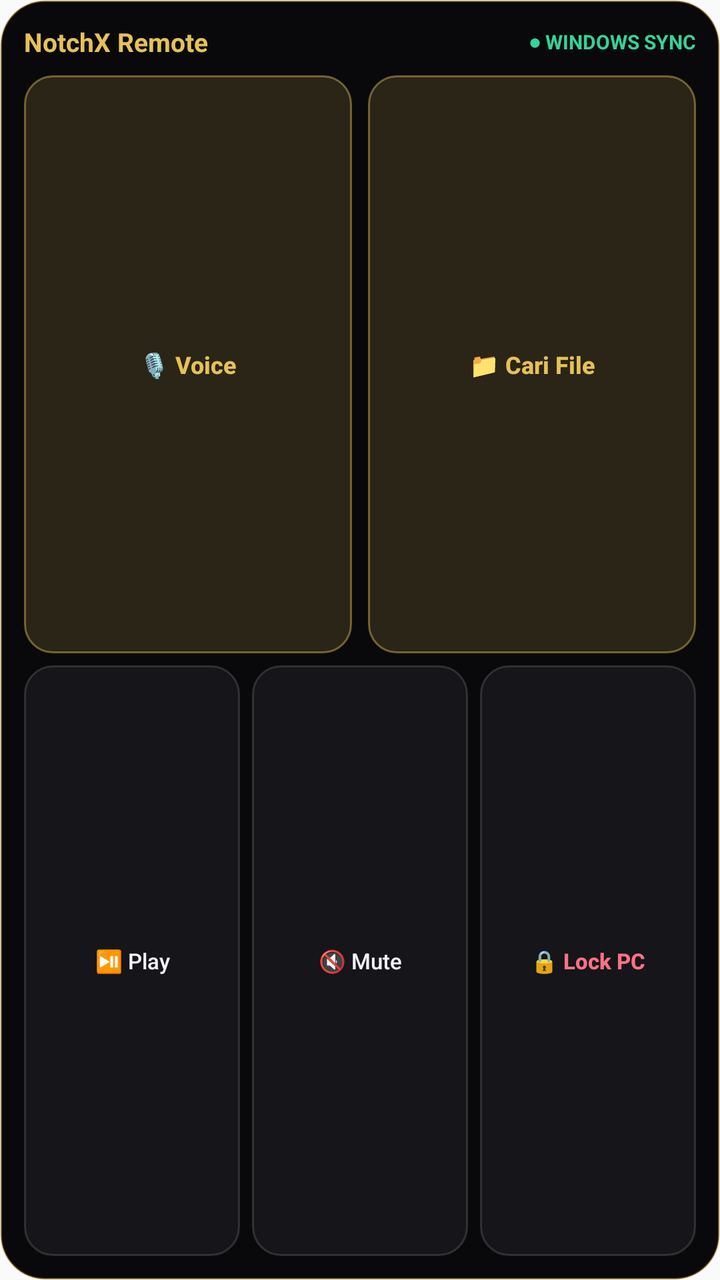
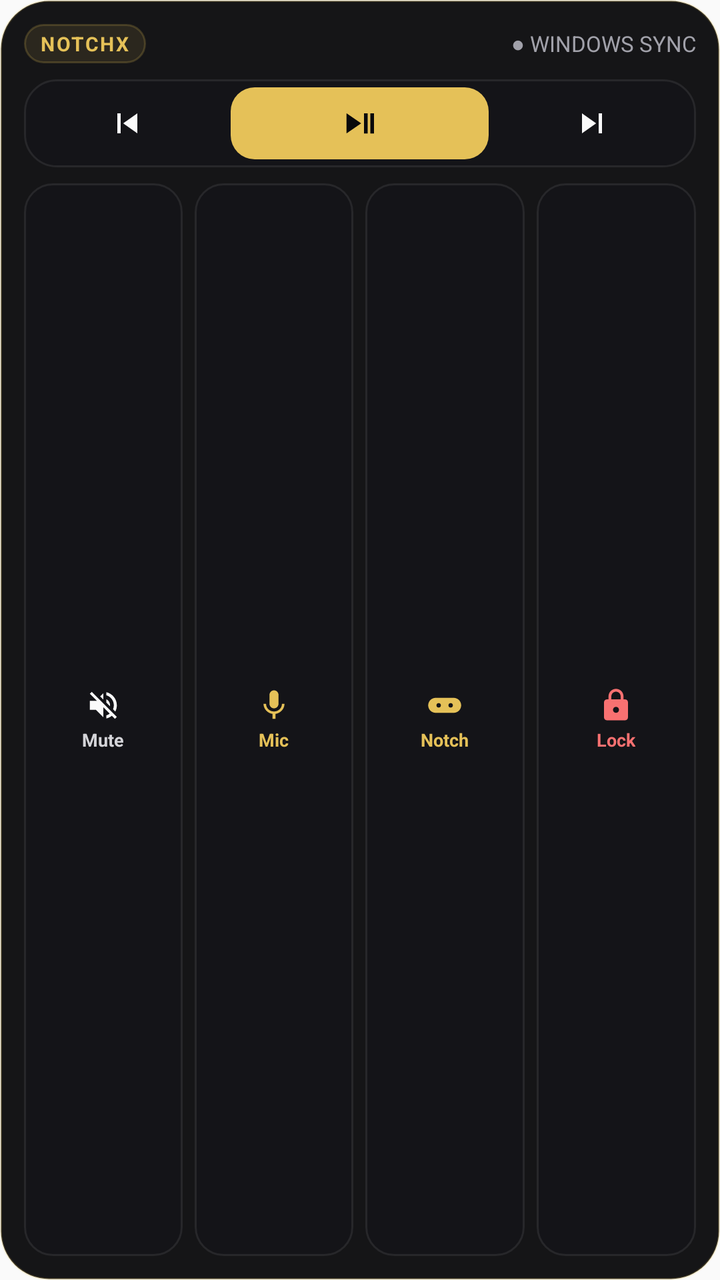

Screens rendered from an Android XML layout before and after an edit, with the pre-edit source and the edit as a unified diff.
<!-- AndroidManifest.xml: application theme AppTheme -->
<!-- res/layout/notchx_widget.xml -->
<?xml version="1.0" encoding="utf-8"?>
<LinearLayout xmlns:android="http://schemas.android.com/apk/res/android"
    android:id="@+id/widget_root"
    android:layout_width="match_parent"
    android:layout_height="match_parent"
    android:background="@drawable/notchx_widget_bg"
    android:orientation="vertical"
    android:padding="12dp">

    
    <LinearLayout
        android:layout_width="match_parent"
        android:layout_height="wrap_content"
        android:gravity="center_vertical"
        android:orientation="horizontal"
        android:paddingBottom="8dp">

        <TextView
            android:id="@+id/widget_title"
            android:layout_width="0dp"
            android:layout_height="wrap_content"
            android:layout_weight="1"
            android:text="NotchX Remote"
            android:textColor="#E5C158"
            android:textSize="13sp"
            android:textStyle="bold" />

        <TextView
            android:id="@+id/widget_status_badge"
            android:layout_width="wrap_content"
            android:layout_height="wrap_content"
            android:text="● WINDOWS SYNC"
            android:textColor="#34D399"
            android:textSize="10sp"
            android:textStyle="bold" />
    </LinearLayout>

    
    <LinearLayout
        android:layout_width="match_parent"
        android:layout_height="0dp"
        android:layout_weight="1"
        android:orientation="horizontal"
        android:paddingBottom="6dp">

        <Button
            android:id="@+id/btn_widget_voice"
            android:layout_width="0dp"
            android:layout_height="match_parent"
            android:layout_marginEnd="4dp"
            android:layout_weight="1"
            android:background="@drawable/notchx_widget_gold_btn_bg"
            android:text="🎙️ Voice"
            android:textAllCaps="false"
            android:textColor="#E5C158"
            android:textSize="12sp"
            android:textStyle="bold" />

        <Button
            android:id="@+id/btn_widget_files"
            android:layout_width="0dp"
            android:layout_height="match_parent"
            android:layout_marginStart="4dp"
            android:layout_weight="1"
            android:background="@drawable/notchx_widget_gold_btn_bg"
            android:text="📁 Cari File"
            android:textAllCaps="false"
            android:textColor="#E5C158"
            android:textSize="12sp"
            android:textStyle="bold" />
    </LinearLayout>

    
    <LinearLayout
        android:layout_width="match_parent"
        android:layout_height="0dp"
        android:layout_weight="1"
        android:orientation="horizontal">

        <Button
            android:id="@+id/btn_widget_play_pause"
            android:layout_width="0dp"
            android:layout_height="match_parent"
            android:layout_marginEnd="4dp"
            android:layout_weight="1"
            android:background="@drawable/notchx_widget_btn_bg"
            android:text="⏯️ Play"
            android:textAllCaps="false"
            android:textColor="#F4F4F5"
            android:textSize="11sp" />

        <Button
            android:id="@+id/btn_widget_mute"
            android:layout_width="0dp"
            android:layout_height="match_parent"
            android:layout_marginStart="2dp"
            android:layout_marginEnd="2dp"
            android:layout_weight="1"
            android:background="@drawable/notchx_widget_btn_bg"
            android:text="🔇 Mute"
            android:textAllCaps="false"
            android:textColor="#F4F4F5"
            android:textSize="11sp" />

        <Button
            android:id="@+id/btn_widget_lock"
            android:layout_width="0dp"
            android:layout_height="match_parent"
            android:layout_marginStart="4dp"
            android:layout_weight="1"
            android:background="@drawable/notchx_widget_btn_bg"
            android:text="🔒 Lock PC"
            android:textAllCaps="false"
            android:textColor="#FB7185"
            android:textSize="11sp"
            android:textStyle="bold" />
    </LinearLayout>

</LinearLayout>
<!-- resources referenced by this layout -->
<resources>
  <!-- drawable notchx_widget_bg (drawable) -->
  <?xml version="1.0" encoding="utf-8"?>
  <shape xmlns:android="http://schemas.android.com/apk/res/android"
      android:shape="rectangle">
      <solid android:color="#09090B" />
      <corners android:radius="22dp" />
      <stroke
          android:width="1dp"
          android:color="#59E5C158" />
  </shape>
  <!-- drawable notchx_widget_btn_bg (drawable) -->
  <?xml version="1.0" encoding="utf-8"?>
  <shape xmlns:android="http://schemas.android.com/apk/res/android"
      android:shape="rectangle">
      <solid android:color="#15151A" />
      <corners android:radius="14dp" />
      <stroke
          android:width="1dp"
          android:color="#24FFFFFF" />
  </shape>
  <!-- drawable notchx_widget_gold_btn_bg (drawable) -->
  <?xml version="1.0" encoding="utf-8"?>
  <shape xmlns:android="http://schemas.android.com/apk/res/android"
      android:shape="rectangle">
      <solid android:color="#26E5C158" />
      <corners android:radius="14dp" />
      <stroke
          android:width="1dp"
          android:color="#73E5C158" />
  </shape>
  <!-- unchanged entries left out for length: 1 -->
</resources>

<!-- the commit's change to res/layout/notchx_widget.xml (unified diff, before → after) -->
@@ -3,12 +3,13 @@
     android:id="@+id/widget_root"
     android:layout_width="match_parent"
     android:layout_height="match_parent"
-    android:background="@drawable/notchx_widget_bg"
+    android:background="@drawable/bg_widget_container"
     android:orientation="vertical"
     android:padding="12dp">
 
     
     <LinearLayout
+        android:id="@+id/widget_header_row"
         android:layout_width="match_parent"
         android:layout_height="wrap_content"
         android:gravity="center_vertical"
@@ -16,58 +17,96 @@
         android:paddingBottom="8dp">
 
         <TextView
-            android:id="@+id/widget_title"
-            android:layout_width="0dp"
+            android:id="@+id/widget_brand_pill"
+            android:layout_width="wrap_content"
             android:layout_height="wrap_content"
-            android:layout_weight="1"
-            android:text="NotchX Remote"
+            android:background="@drawable/bg_status_pill"
+            android:letterSpacing="0.08"
+            android:paddingStart="8dp"
+            android:paddingTop="3dp"
+            android:paddingEnd="8dp"
+            android:paddingBottom="3dp"
+            android:text="NOTCHX"
             android:textColor="#E5C158"
-            android:textSize="13sp"
+            android:textSize="10sp"
             android:textStyle="bold" />
 
         <TextView
             android:id="@+id/widget_status_badge"
-            android:layout_width="wrap_content"
+            android:layout_width="0dp"
             android:layout_height="wrap_content"
+            android:layout_marginStart="8dp"
+            android:layout_weight="1"
+            android:ellipsize="end"
+            android:gravity="end"
+            android:maxLines="1"
+            android:singleLine="true"
             android:text="● WINDOWS SYNC"
-            android:textColor="#34D399"
-            android:textSize="10sp"
-            android:textStyle="bold" />
+            android:textColor="#A1A1AA"
+            android:textSize="11sp" />
     </LinearLayout>
 
     
     <LinearLayout
+        android:id="@+id/media_control_strip"
         android:layout_width="match_parent"
-        android:layout_height="0dp"
-        android:layout_weight="1"
+        android:layout_height="44dp"
+        android:layout_marginBottom="8dp"
+        android:background="@drawable/bg_media_strip"
+        android:gravity="center_vertical"
         android:orientation="horizontal"
-        android:paddingBottom="6dp">
-
-        <Button
-            android:id="@+id/btn_widget_voice"
-            android:layout_width="0dp"
-            android:layout_height="match_parent"
+        android:padding="4dp">
+
+        <LinearLayout
+            android:id="@+id/btn_widget_prev"
+            android:layout_width="0dp"
+            android:layout_height="match_parent"
+            android:layout_weight="1"
+            android:clickable="true"
+            android:focusable="true"
+            android:gravity="center">
+
+            <ImageView
+                android:layout_width="20dp"
+                android:layout_height="20dp"
+                android:contentDescription="Previous Track"
+                android:src="@drawable/ic_widget_prev" />
+        </LinearLayout>
+
+        <LinearLayout
+            android:id="@+id/btn_widget_play_pause"
+            android:layout_width="0dp"
+            android:layout_height="match_parent"
+            android:layout_marginStart="4dp"
             android:layout_marginEnd="4dp"
-            android:layout_weight="1"
-            android:background="@drawable/notchx_widget_gold_btn_bg"
-            android:text="🎙️ Voice"
-            android:textAllCaps="false"
-            android:textColor="#E5C158"
-            android:textSize="12sp"
-            android:textStyle="bold" />
-
-        <Button
-            android:id="@+id/btn_widget_files"
-            android:layout_width="0dp"
-            android:layout_height="match_parent"
-            android:layout_marginStart="4dp"
-            android:layout_weight="1"
-            android:background="@drawable/notchx_widget_gold_btn_bg"
-            android:text="📁 Cari File"
-            android:textAllCaps="false"
-            android:textColor="#E5C158"
-            android:textSize="12sp"
-            android:textStyle="bold" />
+            android:layout_weight="1.35"
+            android:background="@drawable/bg_gold_pill"
+            android:clickable="true"
+            android:focusable="true"
+            android:gravity="center">
+
+            <ImageView
+                android:layout_width="22dp"
+                android:layout_height="22dp"
+                android:contentDescription="Play or Pause"
+                android:src="@drawable/ic_widget_play_pause" />
+        </LinearLayout>
+
+        <LinearLayout
+            android:id="@+id/btn_widget_next"
+            android:layout_width="0dp"
+            android:layout_height="match_parent"
+            android:layout_weight="1"
+            android:clickable="true"
+            android:focusable="true"
+            android:gravity="center">
+
+            <ImageView
+                android:layout_width="20dp"
+                android:layout_height="20dp"
+                android:contentDescription="Next Track"
+                android:src="@drawable/ic_widget_next" />
+        </LinearLayout>
     </LinearLayout>
 
     
@@ -77,43 +116,131 @@
         android:layout_weight="1"
         android:orientation="horizontal">
 
-        <Button
-            android:id="@+id/btn_widget_play_pause"
-            android:layout_width="0dp"
-            android:layout_height="match_parent"
-            android:layout_marginEnd="4dp"
-            android:layout_weight="1"
-            android:background="@drawable/notchx_widget_btn_bg"
-            android:text="⏯️ Play"
-            android:textAllCaps="false"
-            android:textColor="#F4F4F5"
-            android:textSize="11sp" />
-
-        <Button
+        
+        <LinearLayout
             android:id="@+id/btn_widget_mute"
             android:layout_width="0dp"
             android:layout_height="match_parent"
-            android:layout_marginStart="2dp"
-            android:layout_marginEnd="2dp"
-            android:layout_weight="1"
-            android:background="@drawable/notchx_widget_btn_bg"
-            android:text="🔇 Mute"
-            android:textAllCaps="false"
-            android:textColor="#F4F4F5"
-            android:textSize="11sp" />
-
-        <Button
+            android:layout_marginEnd="3dp"
+            android:layout_weight="1"
+            android:background="@drawable/bg_action_key"
+            android:clickable="true"
+            android:focusable="true"
+            android:gravity="center"
+            android:orientation="vertical"
+            android:padding="4dp">
+
+            <ImageView
+                android:layout_width="18dp"
+                android:layout_height="18dp"
+                android:contentDescription="Mute"
+                android:src="@drawable/ic_widget_mute" />
+
+            <TextView
+                android:layout_width="wrap_content"
+                android:layout_height="wrap_content"
+                android:layout_marginTop="2dp"
+                android:singleLine="true"
+                android:text="Mute"
+                android:textColor="#D4D4D8"
+                android:textSize="9sp"
+                android:textStyle="bold" />
+        </LinearLayout>
+
+        
+        <LinearLayout
+            android:id="@+id/btn_widget_voice"
+            android:layout_width="0dp"
+            android:layout_height="match_parent"
+            android:layout_marginStart="3dp"
+            android:layout_marginEnd="3dp"
+            android:layout_weight="1"
+            android:background="@drawable/bg_action_key"
+            android:clickable="true"
+            android:focusable="true"
+            android:gravity="center"
+            android:orientation="vertical"
+            android:padding="4dp">
+
+            <ImageView
+                android:layout_width="18dp"
+                android:layout_height="18dp"
+                android:contentDescription="Mic"
+                android:src="@drawable/ic_widget_mic" />
+
+            <TextView
+                android:layout_width="wrap_content"
+                android:layout_height="wrap_content"
+                android:layout_marginTop="2dp"
+                android:singleLine="true"
+                android:text="Mic"
+                android:textColor="#E5C158"
+                android:textSize="9sp"
+                android:textStyle="bold" />
+        </LinearLayout>
+
+        
+        <LinearLayout
+            android:id="@+id/btn_widget_notch"
+            android:layout_width="0dp"
+            android:layout_height="match_parent"
+            android:layout_marginStart="3dp"
+            android:layout_marginEnd="3dp"
+            android:layout_weight="1"
+            android:background="@drawable/bg_action_key"
+            android:clickable="true"
+            android:focusable="true"
+            android:gravity="center"
+            android:orientation="vertical"
+            android:padding="4dp">
+
+            <ImageView
+                android:layout_width="18dp"
+                android:layout_height="18dp"
+                android:contentDescription="Notch Mini-Pill"
+                android:src="@drawable/ic_widget_notch" />
+
+            <TextView
+                android:layout_width="wrap_content"
+                android:layout_height="wrap_content"
+                android:layout_marginTop="2dp"
+                android:singleLine="true"
+                android:text="Notch"
+                android:textColor="#E5C158"
+                android:textSize="9sp"
+                android:textStyle="bold" />
+        </LinearLayout>
+
+        
+        <LinearLayout
             android:id="@+id/btn_widget_lock"
             android:layout_width="0dp"
             android:layout_height="match_parent"
-            android:layout_marginStart="4dp"
-            android:layout_weight="1"
-            android:background="@drawable/notchx_widget_btn_bg"
-            android:text="🔒 Lock PC"
-            android:textAllCaps="false"
-            android:textColor="#FB7185"
-            android:textSize="11sp"
-            android:textStyle="bold" />
+            android:layout_marginStart="3dp"
+            android:layout_weight="1"
+            android:background="@drawable/bg_action_key"
+            android:clickable="true"
+            android:focusable="true"
+            android:gravity="center"
+            android:orientation="vertical"
+            android:padding="4dp">
+
+            <ImageView
+                android:layout_width="18dp"
+                android:layout_height="18dp"
+                android:contentDescription="Lock PC"
+                android:src="@drawable/ic_widget_lock" />
+
+            <TextView
+                android:layout_width="wrap_content"
+                android:layout_height="wrap_content"
+                android:layout_marginTop="2dp"
+                android:singleLine="true"
+                android:text="Lock"
+                android:textColor="#F87171"
+                android:textSize="9sp"
+                android:textStyle="bold" />
+        </LinearLayout>
     </LinearLayout>
 
 </LinearLayout>
<!-- resource entries referenced after the edit -->
@@ -1,35 +1,129 @@
 <!-- resources referenced by this layout -->
 <resources>
-  <!-- drawable notchx_widget_bg (drawable) -->
+  <!-- drawable bg_action_key (drawable) -->
   <?xml version="1.0" encoding="utf-8"?>
   <shape xmlns:android="http://schemas.android.com/apk/res/android"
       android:shape="rectangle">
-      <solid android:color="#09090B" />
-      <corners android:radius="22dp" />
+      <solid android:color="#141418" />
+      <corners android:radius="14dp" />
       <stroke
           android:width="1dp"
-          android:color="#59E5C158" />
+          android:color="#27272A" />
   </shape>
-  <!-- drawable notchx_widget_btn_bg (drawable) -->
+  <!-- drawable bg_gold_pill (drawable) -->
   <?xml version="1.0" encoding="utf-8"?>
   <shape xmlns:android="http://schemas.android.com/apk/res/android"
       android:shape="rectangle">
-      <solid android:color="#15151A" />
-      <corners android:radius="14dp" />
-      <stroke
-          android:width="1dp"
-          android:color="#24FFFFFF" />
+      <solid android:color="#E5C158" />
+      <corners android:radius="12dp" />
   </shape>
-  <!-- drawable notchx_widget_gold_btn_bg (drawable) -->
+  <!-- drawable bg_media_strip (drawable) -->
   <?xml version="1.0" encoding="utf-8"?>
   <shape xmlns:android="http://schemas.android.com/apk/res/android"
       android:shape="rectangle">
-      <solid android:color="#26E5C158" />
-      <corners android:radius="14dp" />
+      <solid android:color="#141418" />
+      <corners android:radius="16dp" />
       <stroke
           android:width="1dp"
-          android:color="#73E5C158" />
+          android:color="#27272A" />
   </shape>
+  <!-- drawable bg_status_pill (drawable) -->
+  <?xml version="1.0" encoding="utf-8"?>
+  <shape xmlns:android="http://schemas.android.com/apk/res/android"
+      android:shape="rectangle">
+      <solid android:color="#1AE5C158" />
+      <corners android:radius="999dp" />
+      <stroke
+          android:width="1dp"
+          android:color="#33E5C158" />
+  </shape>
+  <!-- drawable bg_widget_container (drawable) -->
+  <?xml version="1.0" encoding="utf-8"?>
+  <shape xmlns:android="http://schemas.android.com/apk/res/android"
+      android:shape="rectangle">
+      <solid android:color="#F209090B" />
+      <corners android:radius="24dp" />
+      <stroke
+          android:width="1dp"
+          android:color="#33E5C158" />
+  </shape>
+  <!-- drawable ic_widget_lock (drawable) -->
+  <?xml version="1.0" encoding="utf-8"?>
+  <vector xmlns:android="http://schemas.android.com/apk/res/android"
+      android:width="18dp"
+      android:height="18dp"
+      android:viewportWidth="24"
+      android:viewportHeight="24">
+      <path
+          android:fillColor="#F87171"
+          android:pathData="M18,8h-1V6c0,-2.76 -2.24,-5 -5,-5S7,3.24 7,6v2H6c-1.1,0 -2,0.9 -2,2v10c0,1.1 0.9,2 2,2h12c1.1,0 2,-0.9 2,-2V10C20,8.9 19.1,8 18,8zM12,17c-1.1,0 -2,-0.9 -2,-2s0.9,-2 2,-2 2,0.9 2,2S13.1,17 12,17zM15.1,8H8.9V6c0,-1.71 1.39,-3.1 3.1,-3.1 1.71,0 3.1,1.39 3.1,3.1V8z" />
+  </vector>
+  <!-- drawable ic_widget_mic (drawable) -->
+  <?xml version="1.0" encoding="utf-8"?>
+  <vector xmlns:android="http://schemas.android.com/apk/res/android"
+      android:width="18dp"
+      android:height="18dp"
+      android:viewportWidth="24"
+      android:viewportHeight="24">
+      <path
+          android:fillColor="#E5C158"
+          android:pathData="M12,14c1.66,0 3,-1.34 3,-3V5c0,-1.66 -1.34,-3 -3,-3S9,3.34 9,5v6C9,12.66 10.34,14 12,14zM17.3,11c0,3 -2.54,5.1 -5.3,5.1S6.7,14 6.7,11H5c0,3.41 2.72,6.23 6,6.72V21h2v-3.28c3.28,-0.49 6,-3.31 6,-6.72H17.3z" />
+  </vector>
+  <!-- drawable ic_widget_mute (drawable) -->
+  <?xml version="1.0" encoding="utf-8"?>
+  <vector xmlns:android="http://schemas.android.com/apk/res/android"
+      android:width="18dp"
+      android:height="18dp"
+      android:viewportWidth="24"
+      android:viewportHeight="24">
+      <path
+          android:fillColor="#FAFAFA"
+          android:pathData="M16.5,12c0,-1.77 -1.02,-3.29 -2.5,-4.03v2.21l2.45,2.45c0.03,-0.2 0.05,-0.41 0.05,-0.63zM19,12c0,0.94 -0.2,1.82 -0.54,2.64l1.51,1.51C20.63,14.91 21,13.5 21,12c0,-4.28 -2.99,-7.86 -7,-8.77v2.06c2.89,0.86 5,3.54 5,6.71zM4.27,3L3,4.27 7.73,9H3v6h4l5,5v-6.73l4.25,4.25c-0.67,0.52 -1.42,0.93 -2.25,1.18v2.06c1.38,-0.31 2.63,-0.95 3.69,-1.81L19.73,21 21,19.73l-9,-9L4.27,3zM12,4L9.91,6.09 12,8.18V4z" />
+  </vector>
+  <!-- drawable ic_widget_next (drawable) -->
+  <?xml version="1.0" encoding="utf-8"?>
+  <vector xmlns:android="http://schemas.android.com/apk/res/android"
+      android:width="20dp"
+      android:height="20dp"
+      android:viewportWidth="24"
+      android:viewportHeight="24">
+      <path
+          android:fillColor="#FAFAFA"
+          android:pathData="M6,18l8.5,-6L6,6V18z M16,6v12h2V6H16z" />
+  </vector>
+  <!-- drawable ic_widget_notch (drawable) -->
+  <?xml version="1.0" encoding="utf-8"?>
+  <vector xmlns:android="http://schemas.android.com/apk/res/android"
+      android:width="18dp"
+      android:height="18dp"
+      android:viewportWidth="24"
+      android:viewportHeight="24">
+      <path
+          android:fillColor="#E5C158"
+          android:pathData="M18,7H6C3.24,7 1,9.24 1,12s2.24,5 5,5h12c2.76,0 5,-2.24 5,-5S20.76,7 18,7zM8,13.5c-0.83,0 -1.5,-0.67 -1.5,-1.5S7.17,10.5 8,10.5s1.5,0.67 1.5,1.5S8.83,13.5 8,13.5zM16,13.5c-0.83,0 -1.5,-0.67 -1.5,-1.5s0.67,-1.5 1.5,-1.5s1.5,0.67 1.5,1.5S16.83,13.5 16,13.5z" />
+  </vector>
+  <!-- drawable ic_widget_play_pause (drawable) -->
+  <?xml version="1.0" encoding="utf-8"?>
+  <vector xmlns:android="http://schemas.android.com/apk/res/android"
+      android:width="22dp"
+      android:height="22dp"
+      android:viewportWidth="24"
+      android:viewportHeight="24">
+      <path
+          android:fillColor="#09090B"
+          android:pathData="M5,6.5v11l8,-5.5L5,6.5z M14.5,6.5h2v11h-2V6.5z M18,6.5h2v11h-2V6.5z" />
+  </vector>
+  <!-- drawable ic_widget_prev (drawable) -->
+  <?xml version="1.0" encoding="utf-8"?>
+  <vector xmlns:android="http://schemas.android.com/apk/res/android"
+      android:width="20dp"
+      android:height="20dp"
+      android:viewportWidth="24"
+      android:viewportHeight="24">
+      <path
+          android:fillColor="#FAFAFA"
+          android:pathData="M6,6h2v12H6V6z M9.5,12l8.5,6V6L9.5,12z" />
+  </vector>
   <!-- unchanged entries left out for length: 1 -->
 </resources>
 
